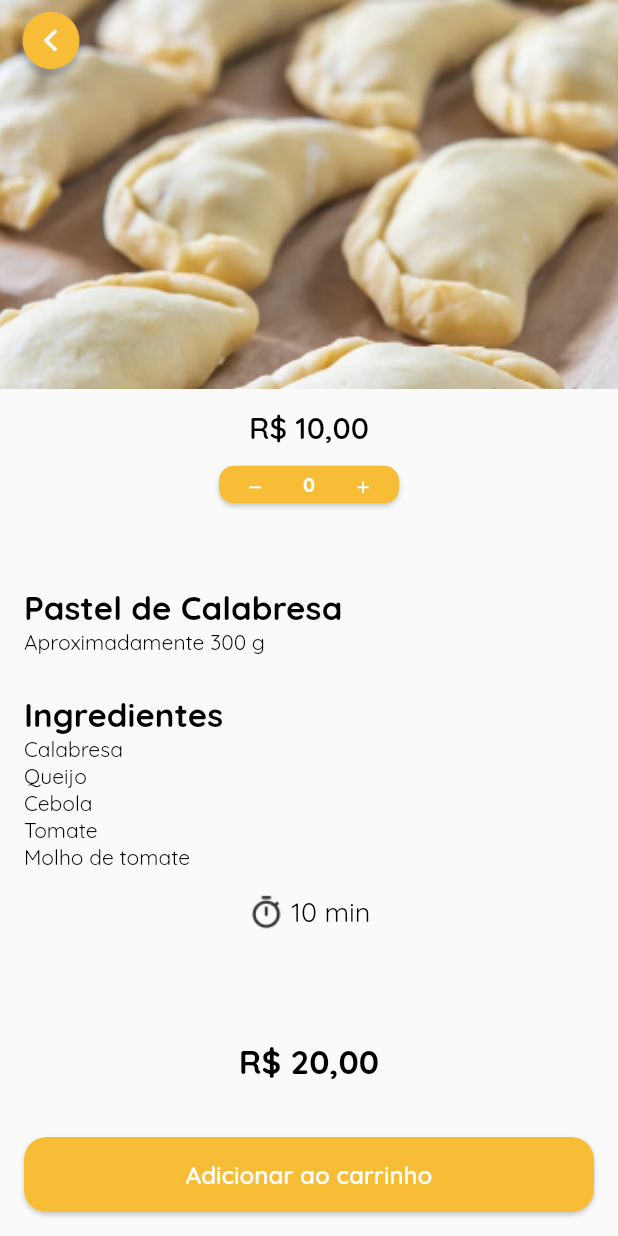
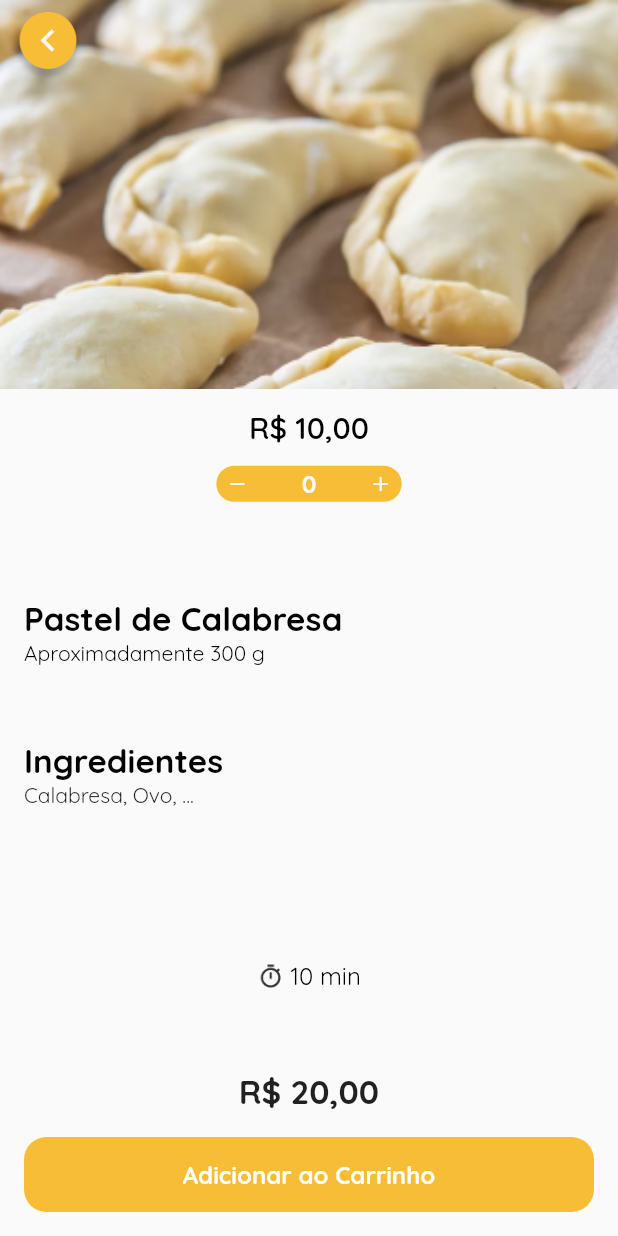
Before and after one commit to guiazevedo17/pick_pega, a Flutter app: the ProductSelected screen opened by its route, on a phone screen of 412 x 824 dp. Run offline on Flutter 3.47's test engine with Material 2 defaults, Android fonts, the phone set to English and light mode, and no system bars; our stand-ins replace geolocator, google_maps_flutter, percent_indicator.

Commit message:
product_select e payment corrigidas

```diff
--- a/app/lib/screens/product_selected.dart
+++ b/app/lib/screens/product_selected.dart
@@ -1,4 +1,6 @@
 import 'package:flutter/material.dart';
+
+import '../styles/color.dart';
 
 class ProductSelected extends StatefulWidget {
   const ProductSelected({Key? key}) : super(key: key);
@@ -24,14 +26,6 @@ class _ProductSelectedState extends State<ProductSelected> {
 
   @override
   Widget build(BuildContext context) {
-    List<String> ingredientes = [
-      'Calabresa',
-      'Queijo',
-      'Cebola',
-      'Tomate',
-      'Molho de tomate'
-    ];
-
     return Scaffold(
       body: SafeArea(
         child: Column(
@@ -49,7 +43,7 @@ class _ProductSelectedState extends State<ProductSelected> {
                   Navigator.of(context).pop();
                 },
                 child: Container(
-                    margin: EdgeInsets.only(top: 8.0, left: 10.0),
+                    margin: const EdgeInsets.only(top: 8.0, left: 8.0),
                     width: 48,
                     height: 48,
                     child: Image.asset('assets/images/buttonBack.png')),
@@ -67,64 +61,121 @@ class _ProductSelectedState extends State<ProductSelected> {
                 ),
               ),
             ),
+
             Container(
-              width: 120,
-              height: 25,
+              width: MediaQuery.of(context).size.width * 0.3,
               decoration: BoxDecoration(
-                borderRadius: BorderRadius.circular(10),
-                color: const Color(0xFFF8BD36),
-                boxShadow: [
-                  BoxShadow(
-                    color: Colors.black.withOpacity(0.2),
-                    spreadRadius: 0,
-                    blurRadius: 2,
-                    offset: Offset(0, 2),
-                  ),
-                ],
-              ),
+                  borderRadius: BorderRadius.circular(20), color: actionYellow),
+              child: Padding(
+                padding: const EdgeInsets.symmetric(vertical: 2.0),
                 child: Row(
-                mainAxisSize: MainAxisSize.max,
-                crossAxisAlignment: CrossAxisAlignment.center,
                   mainAxisAlignment: MainAxisAlignment.spaceBetween,
                   children: [
-                  IconButton(
-                    icon: const Icon(Icons.remove,
-                        size: 13,
-                        // Defina o tamanho do ícone desejado
-                        color: Colors.white),
-                    onPressed: () {
-                      _decrementCounter();
-                    },
+                    GestureDetector(
+                      onTap: () => _decrementCounter(),
+                      child: Padding(
+                        padding: const EdgeInsets.only(left: 6.0),
+                        child: Icon(
+                          Icons.remove,
+                          color: white,
+                          size: 16,
+                        ),
+                      ),
                     ),
                     Text(
-                    '$_counter',
-                    style: const TextStyle(
+                      _counter.toString(),
+                      style: TextStyle(
                           fontFamily: 'Quicksand',
-                      fontSize: 13,
+                          fontSize: 16,
                           fontWeight: FontWeight.bold,
-                      color: Colors.white,
+                          color: white),
+                    ),
+                    GestureDetector(
+                      onTap: () => _incrementCounter(),
+                      child: Padding(
+                        padding: const EdgeInsets.only(right: 6.0),
+                        child: Icon(
+                          Icons.add,
+                          color: white,
+                          size: 16,
                         ),
                       ),
-                  IconButton(
-                    icon: const Icon(Icons.add,
-                        size: 13,
-                        // Defina o tamanho do ícone desejado
-                        color: Colors.white),
-                    onPressed: () {
-                      _incrementCounter();
-                    },
-                  ),
+                    )
                   ],
                 ),
               ),
-            Padding(
-              padding: const EdgeInsets.only(
-                  left: 16, right: 16, bottom: 25, top: 56),
-              child: Container(
-                alignment: Alignment.topLeft,
-                child: const Column(
+            ),
+
+            // Container(
+            //   width: 120,
+            //   height: 25,
+            //   decoration: BoxDecoration(
+            //     borderRadius: BorderRadius.circular(10),
+            //     color: const Color(0xFFF8BD36),
+            //     boxShadow: [
+            //       BoxShadow(
+            //         color: Colors.black.withOpacity(0.2),
+            //         spreadRadius: 0,
+            //         blurRadius: 2,
+            //         offset: const Offset(0, 2),
+            //       ),
+            //     ],
+            //   ),
+
+            //   child: Row(
+            //     mainAxisSize: MainAxisSize.max,
+            //     crossAxisAlignment: CrossAxisAlignment.center,
+            //     mainAxisAlignment: MainAxisAlignment.spaceBetween,
+            //     children: [
+            //       // Minus
+            //       IconButton(
+            //         icon: const Icon(Icons.remove,
+            //             size: 13,
+            //             // Defina o tamanho do ícone desejado
+            //             color: Colors.white),
+            //         onPressed: () {
+            //           _decrementCounter();
+            //         },
+            //       ),
+            //       // Qntd
+            //       Text(
+            //         '$_counter',
+            //         style: const TextStyle(
+            //           fontFamily: 'Quicksand',
+            //           fontSize: 13,
+            //           fontWeight: FontWeight.bold,
+            //           color: Colors.white,
+            //         ),
+            //       ),
+            //       // Add
+            //       IconButton(
+            //         icon: const Icon(Icons.add,
+            //             size: 13,
+            //             // Defina o tamanho do ícone desejado
+            //             color: Colors.white),
+            //         onPressed: () {
+            //           _incrementCounter();
+            //         },
+            //       ),
+            //     ],
+            //   ),
+            // ),
+
+            // Product Information
+            const Expanded(
+              flex: 2,
+              child: Padding(
+                padding: EdgeInsets.fromLTRB(16.0, 16.0, 16.0, 0),
+                child: SizedBox(
+                  width: double.infinity,
+                  child: Column(
+                    mainAxisAlignment: MainAxisAlignment.spaceEvenly,
                     crossAxisAlignment: CrossAxisAlignment.start,
                     children: [
+                      Column(
+                        crossAxisAlignment: CrossAxisAlignment.start,
+                        children: [
+                          // Product Name
                           Text(
                             'Pastel de Calabresa',
                             style: TextStyle(
@@ -134,6 +185,8 @@ class _ProductSelectedState extends State<ProductSelected> {
                               color: Colors.black,
                             ),
                           ),
+
+                          // Product Description
                           Text(
                             'Aproximadamente 300 g',
                             style: TextStyle(
@@ -145,16 +198,13 @@ class _ProductSelectedState extends State<ProductSelected> {
                           ),
                         ],
                       ),
-              ),
-            ),
-            Padding(
-              padding: const EdgeInsets.symmetric(horizontal: 16),
-              child: Container(
-                alignment: Alignment.topLeft,
-                child: Column(
+
+                      // Ingredientes
+                      Column(
                         crossAxisAlignment: CrossAxisAlignment.start,
                         children: [
-                    const Text(
+                          // Ingredientes Title
+                          Text(
                             'Ingredientes',
                             style: TextStyle(
                               fontFamily: 'Quicksand',
@@ -163,31 +213,28 @@ class _ProductSelectedState extends State<ProductSelected> {
                               color: Colors.black,
                             ),
                           ),
-                    ListView.builder(
-                      shrinkWrap: true,
-                      // Para limitar a altura ao conteúdo
-                      itemCount: ingredientes.length,
-                      // Substitua "ingredientes" pela sua lista de ingredientes
-                      itemBuilder: (BuildContext context, int index) {
-                        return Text(
-                          ingredientes[index], // Obtém o ingrediente da lista
-                          style: const TextStyle(
+
+                          // Ingredientes Description
+                          Text(
+                            'Calabresa, Ovo, ...',
+                            style: TextStyle(
                               fontFamily: 'Quicksand',
                               fontSize: 14,
-                            fontWeight: FontWeight.normal,
-                            color: Colors.black,
                             ),
-                        );
-                      },
+                          ),
+                        ],
                       ),
                     ],
                   ),
                 ),
               ),
-            SizedBox(
-              height: 15,
             ),
-            Container(
+
+            // Time to Prepare
+            Expanded(
+              flex: 1,
+              child: Padding(
+                padding: const EdgeInsets.symmetric(vertical: 16.0),
                 child: Row(
                   mainAxisAlignment: MainAxisAlignment.center,
                   children: [
@@ -195,15 +242,15 @@ class _ProductSelectedState extends State<ProductSelected> {
                       padding: const EdgeInsets.only(right: 4.0),
                       child: Image.asset(
                         'assets/images/timer.png',
-                      width: 25,
-                      height: 25,
+                        width: 18,
+                        height: 18,
                       ),
                     ),
                     const Text(
                       '10 min',
                       style: TextStyle(
                         fontFamily: 'Quicksand',
-                      fontSize: 18,
+                        fontSize: 16,
                         fontWeight: FontWeight.normal,
                         color: Colors.black,
                       ),
@@ -211,59 +258,38 @@ class _ProductSelectedState extends State<ProductSelected> {
                   ],
                 ),
               ),
-            const Expanded(
-              child: Align(
-                alignment: Alignment.bottomCenter,
-                child: Text(
+            ),
+
+            // Total Price
+            const Text(
               'R\$ 20,00',
               style: TextStyle(
                   fontFamily: 'Quicksand',
                   fontSize: 22,
-                    fontWeight: FontWeight.bold,
-                    color: Colors.black,
+                  fontWeight: FontWeight.bold),
+            ),
+
+            // Add to Bag Button
+            Padding(
+              padding: const EdgeInsets.all(16.0),
+              child: ElevatedButton(
+                onPressed: () {
+                  Navigator.of(context).pushNamed('/bag');
+                },
+                style: ElevatedButton.styleFrom(
+                  minimumSize: Size(MediaQuery.of(context).size.width, 50),
+                  backgroundColor: actionYellow,
+                  elevation: 0,
+                  shape: const RoundedRectangleBorder(
+                    borderRadius: BorderRadius.all(Radius.circular(15)),
                   ),
                 ),
-              ),
-            ),
-            Expanded(
-              child: Align(
-                alignment: Alignment.bottomCenter,
-                child: GestureDetector(
-                  onTap: () {
-                    Navigator.of(context).pushNamed('/bag');
-                    // Ação do botão
-                  },
-                  child: Padding(
-                    padding: const EdgeInsets.only(
-                        top: 12, bottom: 16, left: 16, right: 16),
-                    child: Container(
-                      width: double.infinity,
-                      height: 50,
-                      decoration: BoxDecoration(
-                        borderRadius: BorderRadius.circular(15),
-                        color: Color(0xFFF8BD36),
-                        boxShadow: [
-                          BoxShadow(
-                            color: Colors.black.withOpacity(0.2),
-                            spreadRadius: 0,
-                            blurRadius: 2,
-                            offset: Offset(0, 2),
-                          ),
-                        ], // Cor de fundo laranja
-                      ),
-                      child: const Center(
-                        child: Text(
-                          'Adicionar ao carrinho',
+                child: const Text(
+                  'Adicionar ao Carrinho',
                   style: TextStyle(
                       fontFamily: 'Quicksand',
                       fontSize: 16,
-                            fontWeight: FontWeight.w600,
-                            color: Colors.white,
-                          ),
-                        ),
-                      ),
-                    ),
-                  ),
+                      fontWeight: FontWeight.bold),
                 ),
               ),
             ),
```
Also changed, not shown: app/lib/screens/payment.dart (+42 -50 lines). Lines whose indentation alone changed are shown as unchanged.
